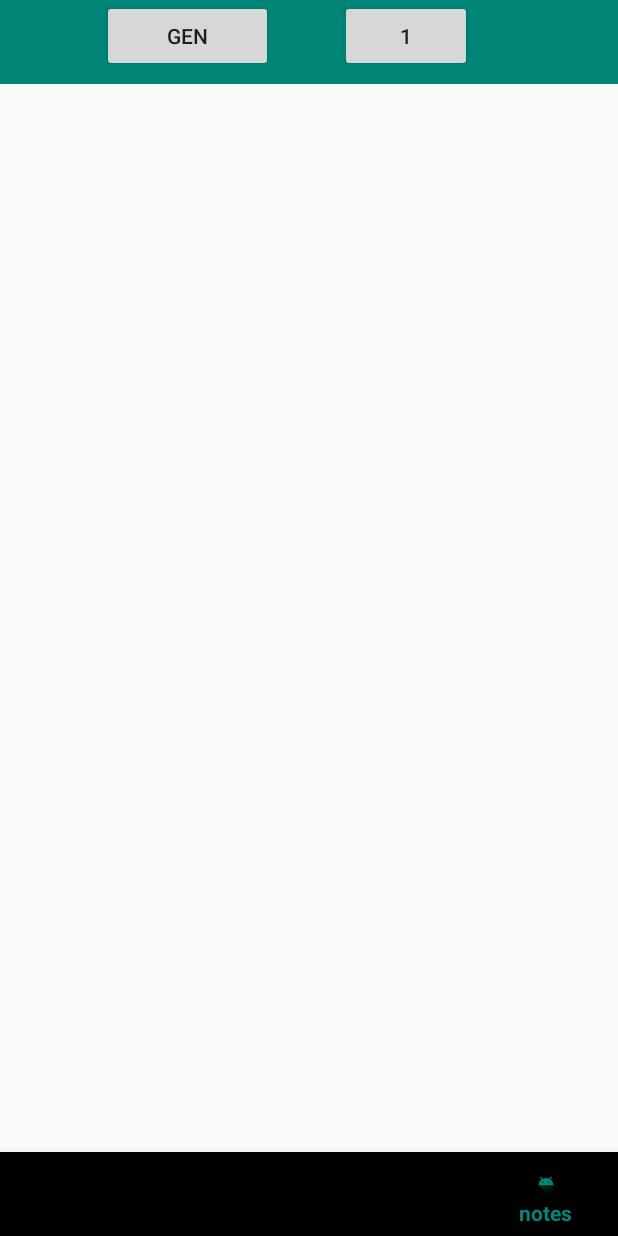
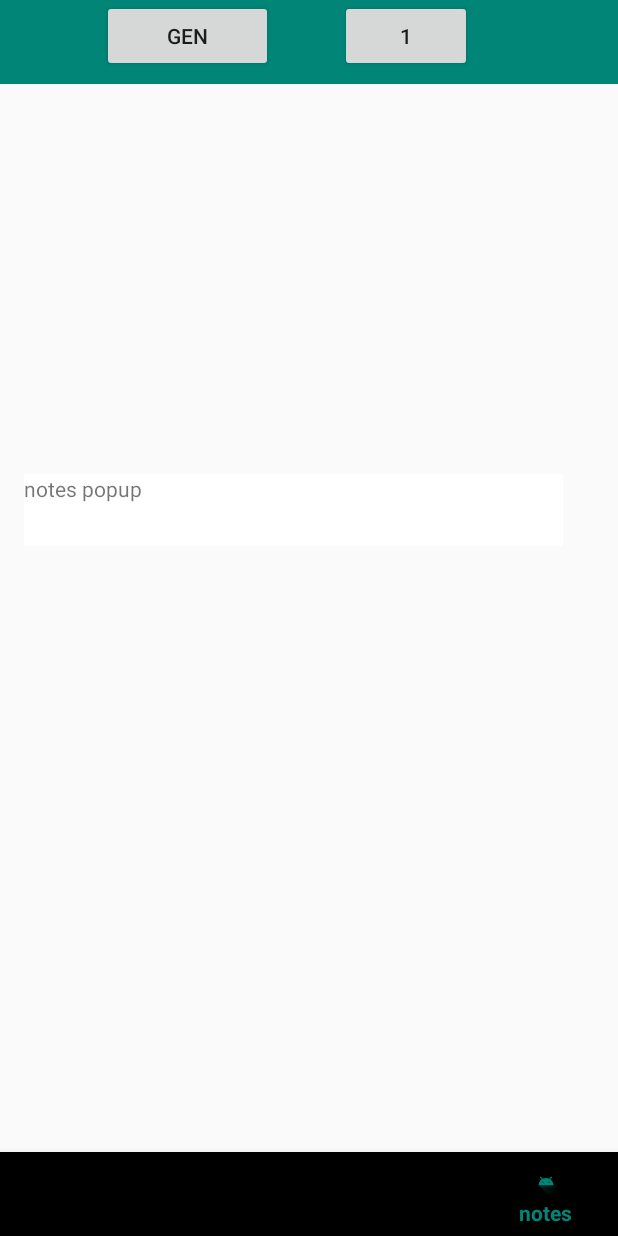
Before and after one commit to yczeng/bible-app, an Android app: the ReaderActivity screen opened directly, with no data from a screen before it, item 5 of the bottom bar chosen, on a phone screen of 412 x 824 dp. Run offline under Robolectric (Android 15) with nearby library versions, the phone set to English and light mode, and no system bars; 4 statements that could not run were skipped.

Commit message:
add botnavbar popups

```diff
--- a/app/src/main/java/com/android/biblio/app/ReaderActivity.java
+++ b/app/src/main/java/com/android/biblio/app/ReaderActivity.java
@@ -2,13 +2,19 @@ package com.android.biblio.app;
 
 import android.app.AlertDialog;
 import android.os.Bundle;
+import android.util.Log;
 import android.view.LayoutInflater;
+import android.view.MenuItem;
 import android.view.View;
+import android.view.WindowManager;
 import android.widget.Button;
 import android.widget.GridView;
 
+import androidx.annotation.NonNull;
 import androidx.appcompat.app.AppCompatActivity;
 import androidx.viewpager.widget.ViewPager;
+
+import com.google.android.material.bottomnavigation.BottomNavigationView;
 
 import java.util.ArrayList;
 import java.util.List;
@@ -55,19 +61,46 @@ public class ReaderActivity extends AppCompatActivity {
         biblePager.addOnPageChangeListener(new ViewPager.OnPageChangeListener(){
 
             @Override
-            public void onPageScrolled(int position, float positionOffset, int positionOffsetPixels) {
-
-            }
-
-            @Override
             public void onPageSelected(int position) {
                 GlobalVariable.getInstance().setChapter(position);
                 chapterButton.setText("" + (position + 1));
             }
 
             @Override
+            public void onPageScrolled(int position, float positionOffset, int positionOffsetPixels) {
+
+            }
+
+            @Override
             public void onPageScrollStateChanged(int state) {
 
+            }
+        });
+
+        final BottomNavigationView botnavbar = findViewById(R.id.botnavbar);
+        botnavbar.setOnNavigationItemSelectedListener(new BottomNavigationView.OnNavigationItemSelectedListener(){
+
+            @Override
+            public boolean onNavigationItemSelected(@NonNull MenuItem menuItem) {
+                switch(menuItem.getItemId()) {
+                    case R.id.botnavbar_bookmark:
+                        generic_popup(R.layout.bookmark_popup);
+                        return true;
+                    case R.id.botnavbar_compare:
+                        generic_popup(R.layout.compare_popup);
+                        return true;
+                    case R.id.botnavbar_notes:
+                        generic_popup(R.layout.notes_popup);
+                        return true;
+                    case R.id.botnavbar_readaloud:
+                        generic_popup(R.layout.readaloud_popup);
+                        return true;
+                    case R.id.botnavbar_textoptions:
+                        generic_popup(R.layout.textopts_popup);
+                        return true;
+                    default:
+                        return false;
+                }
             }
         });
     }
@@ -131,4 +164,26 @@ public class ReaderActivity extends AppCompatActivity {
         // display the dialog
         chaptergridPane.show();
     }
+
+    private void generic_popup(int layout) {
+        // make a popup builder
+        AlertDialog.Builder popupDialogBuilder = new AlertDialog.Builder(this);
+
+        // inflate the view, but keep a reference to it
+        LayoutInflater inflater = this.getLayoutInflater();
+        View dialogView = inflater.inflate(layout, null);
+        popupDialogBuilder.setView(dialogView);
+        AlertDialog popupDialog = popupDialogBuilder.create();
+
+        // display the dialog
+        try{
+            popupDialog.getWindow().clearFlags(WindowManager.LayoutParams.FLAG_DIM_BEHIND);
+            WindowManager.LayoutParams wmlp = popupDialog.getWindow().getAttributes();
+            BottomNavigationView botnavbar = findViewById(R.id.botnavbar);
+            wmlp.y = botnavbar.getTop() - botnavbar.getBottom()/2 - botnavbar.getHeight();
+        } catch (NullPointerException npe) {
+            npe.printStackTrace();
+        }
+        popupDialog.show();
+    }
 }
--- a/app/src/main/res/layout/activity_reader.xml
+++ b/app/src/main/res/layout/activity_reader.xml
@@ -42,10 +42,10 @@
         android:layout_width="match_parent"
         android:layout_height="match_parent"
         android:layout_below="@+id/toolbar"
-        android:layout_above="@+id/botnavview"/>
+        android:layout_above="@+id/botnavbar"/>
 
     <com.google.android.material.bottomnavigation.BottomNavigationView
-        android:id="@+id/botnavview"
+        android:id="@+id/botnavbar"
         android:layout_width="match_parent"
         android:layout_height="wrap_content"
         android:layout_alignParentBottom="true"
--- /dev/null
+++ b/app/src/main/res/layout/bookmark_popup.xml
@@ -0,0 +1,11 @@
+<?xml version="1.0" encoding="utf-8"?>
+<LinearLayout xmlns:android="http://schemas.android.com/apk/res/android"
+    android:orientation="vertical" android:layout_width="match_parent"
+    android:layout_height="match_parent">
+
+    <TextView
+        android:id="@+id/textView"
+        android:layout_width="match_parent"
+        android:layout_height="wrap_content"
+        android:text="bookmark popup" />
+</LinearLayout>
--- /dev/null
+++ b/app/src/main/res/layout/compare_popup.xml
@@ -0,0 +1,11 @@
+<?xml version="1.0" encoding="utf-8"?>
+<LinearLayout xmlns:android="http://schemas.android.com/apk/res/android"
+    android:orientation="vertical" android:layout_width="match_parent"
+    android:layout_height="match_parent">
+
+    <TextView
+        android:id="@+id/textView2"
+        android:layout_width="match_parent"
+        android:layout_height="wrap_content"
+        android:text="compare popup" />
+</LinearLayout>
--- /dev/null
+++ b/app/src/main/res/layout/notes_popup.xml
@@ -0,0 +1,11 @@
+<?xml version="1.0" encoding="utf-8"?>
+<LinearLayout xmlns:android="http://schemas.android.com/apk/res/android"
+    android:orientation="vertical" android:layout_width="match_parent"
+    android:layout_height="match_parent">
+
+    <TextView
+        android:id="@+id/textView8"
+        android:layout_width="match_parent"
+        android:layout_height="wrap_content"
+        android:text="notes popup" />
+</LinearLayout>
--- /dev/null
+++ b/app/src/main/res/layout/readaloud_popup.xml
@@ -0,0 +1,11 @@
+<?xml version="1.0" encoding="utf-8"?>
+<LinearLayout xmlns:android="http://schemas.android.com/apk/res/android"
+    android:orientation="vertical" android:layout_width="match_parent"
+    android:layout_height="match_parent">
+
+    <TextView
+        android:id="@+id/textView9"
+        android:layout_width="match_parent"
+        android:layout_height="wrap_content"
+        android:text="readaloud popup" />
+</LinearLayout>
--- /dev/null
+++ b/app/src/main/res/layout/textopts_popup.xml
@@ -0,0 +1,11 @@
+<?xml version="1.0" encoding="utf-8"?>
+<LinearLayout xmlns:android="http://schemas.android.com/apk/res/android"
+    android:orientation="vertical" android:layout_width="match_parent"
+    android:layout_height="match_parent">
+
+    <TextView
+        android:id="@+id/textView10"
+        android:layout_width="match_parent"
+        android:layout_height="wrap_content"
+        android:text="textops popup" />
+</LinearLayout>
```
